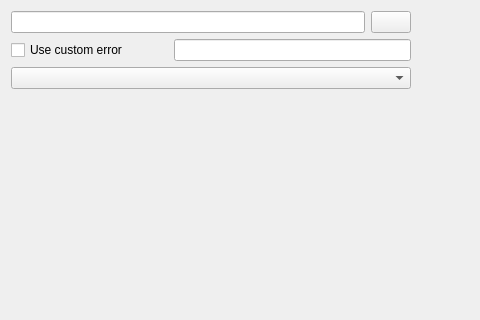
Old version of the form src/gui/maindialog.ui in the repository melko/qfit; both pictures show x 0 to 480 and y 0 to 320 of the 1008 by 550 pixel window.
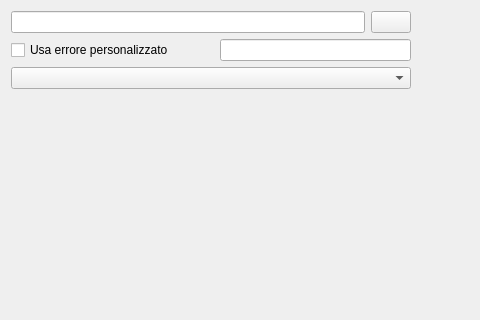
New version of the form. Icons and pictures are not drawn. Custom widgets are drawn as their Qt base class.

Patch:
```diff
--- a/src/gui/maindialog.ui
+++ b/src/gui/maindialog.ui
@@ -85,7 +85,7 @@
           </size>
          </property>
          <property name="text">
-          <string>Use custom error</string>
+          <string>Usa errore personalizzato</string>
          </property>
         </widget>
        </item>
```
Left out of the diff: 29 changed lines with no effect on the pictures.
